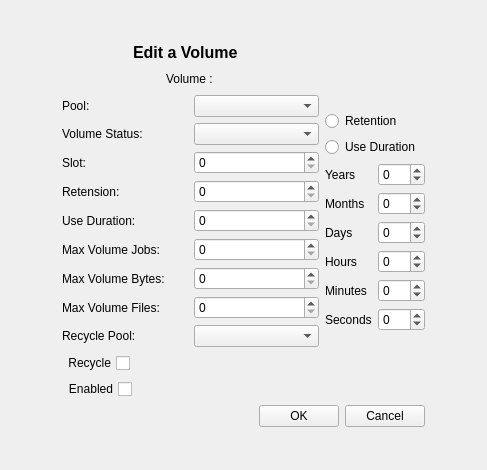
Old version of the form src/qt-console/mediaedit/mediaedit.ui in the repository naszaklasa/bacula.
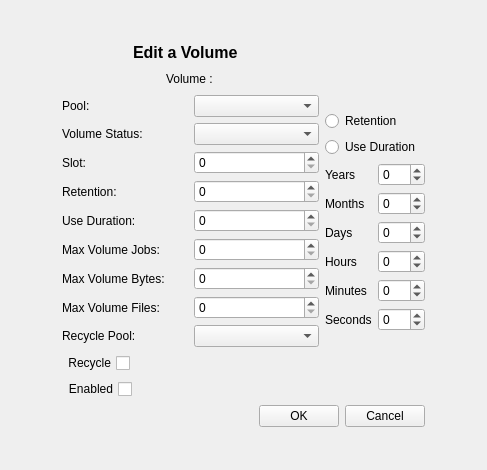
New version of the form.

The edit to the form file:
```diff
--- a/src/qt-console/mediaedit/mediaedit.ui
+++ b/src/qt-console/mediaedit/mediaedit.ui
@@ -137,7 +137,7 @@
      <item row="5" column="0" >
       <widget class="QLabel" name="label_6" >
        <property name="text" >
-        <string>Retension:</string>
+        <string>Retention:</string>
        </property>
        <property name="buddy" >
         <cstring>slotSpin</cstring>
```
